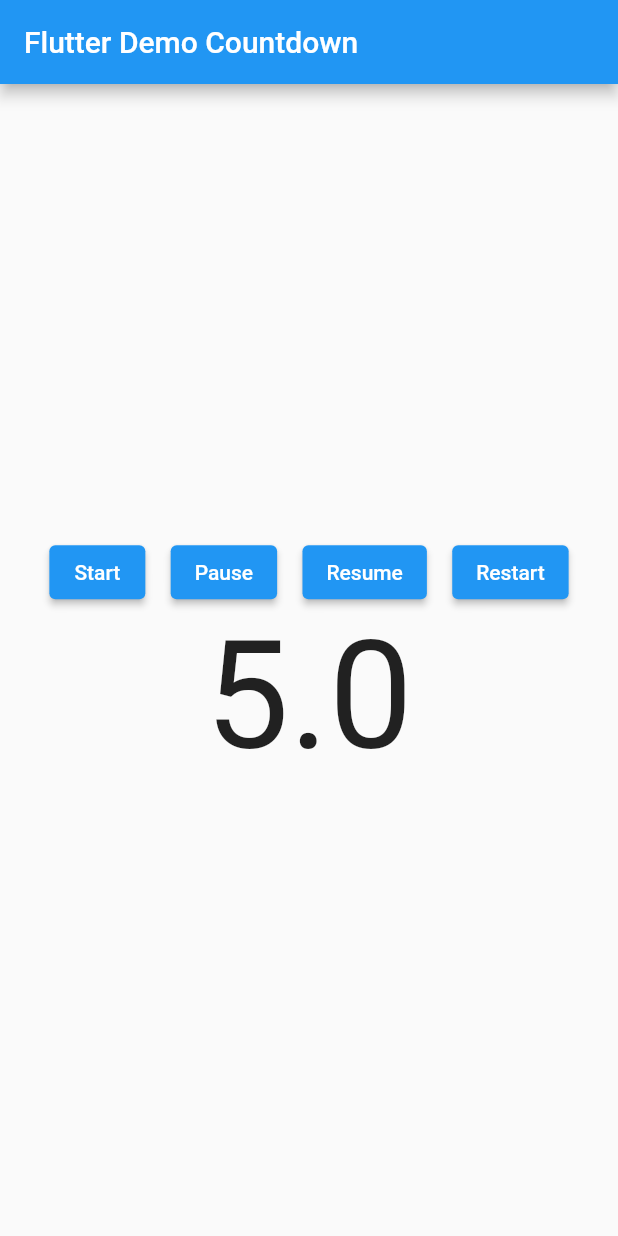
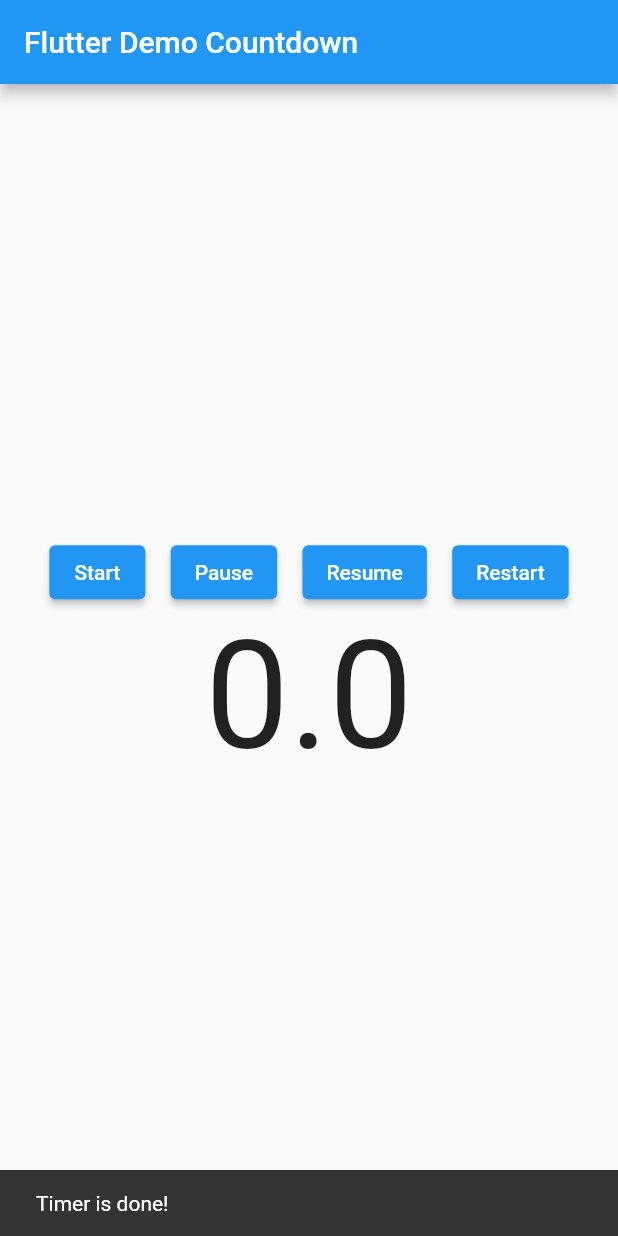
Before and after one commit to DizoftTeam/simple_count_down, a Flutter app: the screen it shows after launch, on a phone screen of 412 x 824 dp. Run offline on Flutter 3.47's test engine with Material 2 defaults, Android fonts, the phone set to English and light mode, and no system bars.

Commit message:
if not set controller or create controller with autoStart = true, timer auto start

```diff
--- a/example/lib/main.dart
+++ b/example/lib/main.dart
@@ -46,7 +46,8 @@ class MyHomePage extends StatefulWidget {
 ///
 class _MyHomePageState extends State<MyHomePage> {
   // Controller
-  final CountdownController _controller = new CountdownController();
+  final CountdownController _controller =
+      new CountdownController(autoStart: true);
 
   @override
   Widget build(BuildContext context) {
@@ -100,7 +101,7 @@ class _MyHomePageState extends State<MyHomePage> {
               ),
             ),
             Countdown(
-              controller: _controller,
+              // controller: _controller,
               seconds: 5,
               build: (_, double time) => Text(
                 time.toString(),
--- a/lib/timer_controller.dart
+++ b/lib/timer_controller.dart
@@ -30,10 +30,13 @@ class CountdownController {
   ///
   bool? isCompleted;
 
+  /// if timer auto start.
+  final bool autoStart;
+
   ///
   /// Constructor
   ///
-  CountdownController();
+  CountdownController({this.autoStart = false});
 
   ///
   /// Run timer
--- a/lib/timer_count_down.dart
+++ b/lib/timer_count_down.dart
@@ -59,6 +59,10 @@ class _CountdownState extends State<Countdown> {
     widget.controller?.setOnResume(_onTimerResumed);
     widget.controller?.setOnRestart(_onTimerRestart);
     widget.controller?.isCompleted = false;
+
+    if (widget.controller == null || widget.controller!.autoStart == true) {
+      _startTimer();
+    }
 
     super.initState();
   }
```
